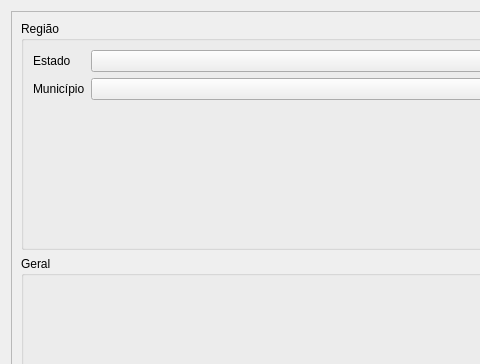
Old version of the form src/main/python/views/settings_dialog.ui in the repository samuelterra22/Analysis-of-antenna-coverage; both pictures show x 0 to 480 and y 0 to 364 of the 609 by 506 pixel window.
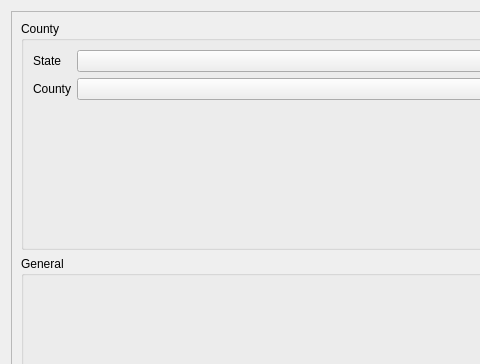
New version of the form.

Commit message: Improve select state combobox

What changed in the file:
```diff
--- a/src/main/python/views/settings_dialog.ui
+++ b/src/main/python/views/settings_dialog.ui
@@ -29,20 +29,20 @@
       <item>
        <widget class="QGroupBox" name="groupBox">
         <property name="title">
-         <string>Região</string>
+         <string>County</string>
         </property>
         <layout class="QFormLayout" name="formLayout">
          <item row="0" column="0">
           <widget class="QLabel" name="label_regiao_estado">
            <property name="text">
-            <string>Estado</string>
+            <string>State</string>
            </property>
           </widget>
          </item>
          <item row="1" column="0">
           <widget class="QLabel" name="label_regiao_minicipio">
            <property name="text">
-            <string>Município</string>
+            <string>County</string>
            </property>
           </widget>
          </item>
@@ -58,7 +58,7 @@
       <item>
        <widget class="QGroupBox" name="groupBox_2">
         <property name="title">
-         <string>Geral</string>
+         <string>General</string>
         </property>
        </widget>
       </item>
```
Left out of the diff: 8 changed lines with no effect on the pictures. The commit also changes 2 other files.
